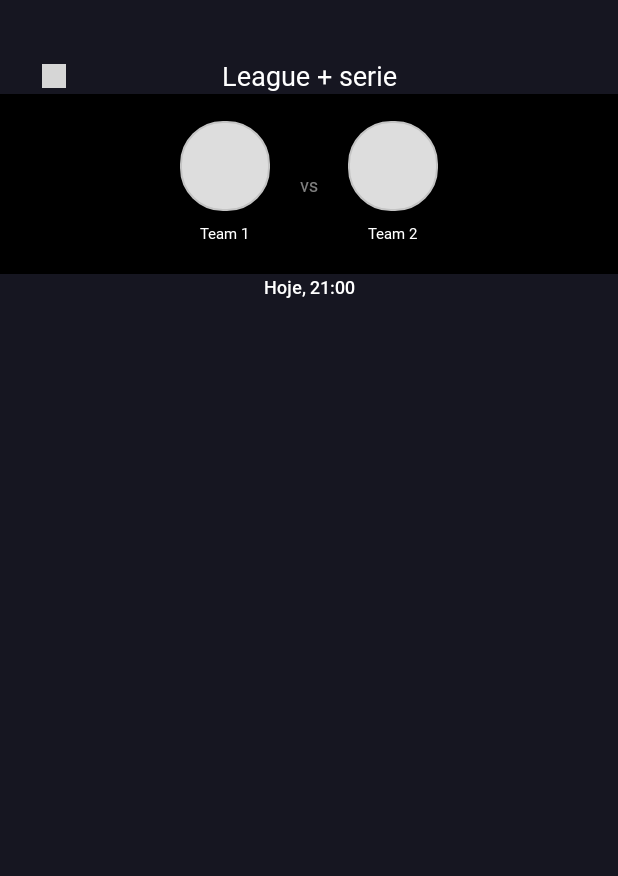
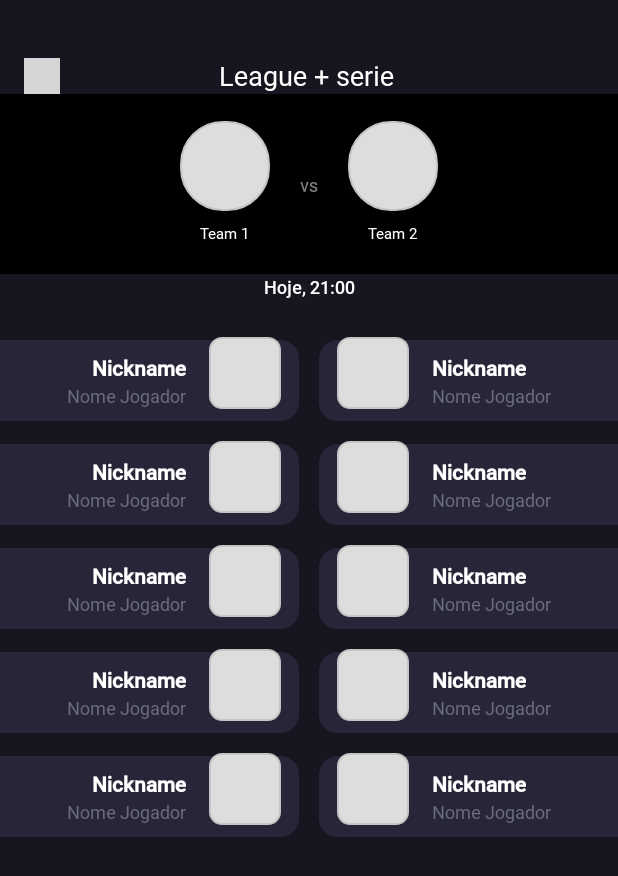
Before and after one commit to dnovaes/CSGOLivesAndroid, an Android app: the layout fragment_match_detail.xml on its own in the app's theme, with its tools: preview values and no code run, on a phone screen of 412 x 824 dp. Shown: the top 876 px of the screen. Run offline under Robolectric (Android 15) with nearby library versions, the phone set to English and light mode, and no system bars; network calls fail; grey boxes are pictures that could not be loaded.

Commit message:
Implements UI of match detail screen linked with fixture data from viewmodel

```diff
--- a/app/src/main/java/com/dnovaes/csgolive/matches/common/data/model/MatchDetail.kt
+++ b/app/src/main/java/com/dnovaes/csgolive/matches/common/data/model/MatchDetail.kt
@@ -19,7 +19,7 @@ data class MatchPlayerResponse(
     @SerialName("first_name")
     val firstName: String,
     @SerialName("last_name")
-    val lastName: String,
+    val lastName: String?,
     @SerialName("name")
     val nickName: String,
     val slug: String,
--- a/app/src/main/java/com/dnovaes/csgolive/matches/summary/ui/model/MatchSummaryUIDataProcess.kt
+++ b/app/src/main/java/com/dnovaes/csgolive/matches/summary/ui/model/MatchSummaryUIDataProcess.kt
@@ -5,5 +5,4 @@ import com.dnovaes.csgolive.common.ui.viewstate.UIDataProcessInterface
 enum class MatchSummaryUIDataProcess: UIDataProcessInterface {
     LOAD_SUMMARY_MATCH,
     LOAD_SUMMARY_MATCH_FROM_PAGE,
-    LOAD_MATCH_DETAIL,
 }
--- /dev/null
+++ b/app/src/main/res/drawable/match_detail_player_card_background_left.xml
@@ -0,0 +1,12 @@
+<?xml version="1.0" encoding="utf-8"?>
+<shape
+    xmlns:android="http://schemas.android.com/apk/res/android"
+    android:shape="rectangle">
+    <solid android:color="@color/summary_match_card_color" />
+    <corners
+        android:topRightRadius="12dp"
+        android:bottomRightRadius="12dp" />
+    <stroke
+        android:width="1dp"
+        android:color="@color/summary_match_card_color" />
+</shape>
--- /dev/null
+++ b/app/src/main/res/drawable/match_detail_player_card_background_right.xml
@@ -0,0 +1,12 @@
+<?xml version="1.0" encoding="utf-8"?>
+<shape
+    xmlns:android="http://schemas.android.com/apk/res/android"
+    android:shape="rectangle">
+    <solid android:color="@color/summary_match_card_color" />
+    <corners
+        android:topLeftRadius="12dp"
+        android:bottomLeftRadius="12dp" />
+    <stroke
+        android:width="1dp"
+        android:color="@color/summary_match_card_color" />
+</shape>
--- /dev/null
+++ b/app/src/main/res/drawable/match_detail_player_img_placeholder.xml
@@ -0,0 +1,10 @@
+<?xml version="1.0" encoding="utf-8"?>
+<shape
+    xmlns:android="http://schemas.android.com/apk/res/android"
+    android:shape="rectangle">
+    <solid android:color="#DDDDDD" />
+    <corners android:radius="8dp" />
+    <stroke
+        android:width="1dp"
+        android:color="#C4C4C4" />
+</shape>
--- a/app/src/main/res/layout/fragment_match_detail.xml
+++ b/app/src/main/res/layout/fragment_match_detail.xml
@@ -9,9 +9,10 @@
 
     <ImageView
         android:id="@+id/match_detail_bt_back"
-        android:layout_width="16dp"
-        android:layout_height="16dp"
-        android:layout_marginStart="28dp"
+        android:layout_width="24dp"
+        android:layout_height="24dp"
+        android:layout_marginStart="16dp"
+        android:padding="4dp"
         android:src="@drawable/arrow_left"
         app:layout_constraintTop_toTopOf="@id/match_detail_title"
         app:layout_constraintStart_toStartOf="parent"
@@ -26,8 +27,10 @@
         android:layout_marginEnd="44dp"
         tools:text="League + serie"
         android:textSize="18sp"
+        android:lineHeight="24dp"
         android:textColor="@android:color/white"
         android:fontFamily="@font/roboto_regular"
+        android:textFontWeight="500"
         android:ellipsize="none"
         android:maxLines="2"
         android:breakStrategy="balanced"
@@ -125,5 +128,37 @@
         app:layout_constraintStart_toStartOf="parent"
         app:layout_constraintEnd_toEndOf="parent" />
 
+    <View
+        android:id="@+id/divider_center_vertical"
+        android:layout_width="1dp"
+        android:layout_height="match_parent"
+        app:layout_constraintStart_toStartOf="parent"
+        app:layout_constraintEnd_toEndOf="parent" />
+
+    <androidx.recyclerview.widget.RecyclerView
+        android:id="@+id/team1RecyclerView"
+        android:layout_width="0dp"
+        android:layout_height="0dp"
+        android:layout_marginTop="18dp"
+        android:layout_marginEnd="6dp"
+        app:layout_constraintTop_toBottomOf="@id/match_detail_time"
+        app:layout_constraintStart_toStartOf="parent"
+        app:layout_constraintEnd_toStartOf="@id/divider_center_vertical"
+        app:layout_constraintBottom_toBottomOf="parent"
+        tools:listitem="@layout/recycler_view_match_detail_player_item_left"
+        tools:itemCount="5"/>
+
+    <androidx.recyclerview.widget.RecyclerView
+        android:id="@+id/team2RecyclerView"
+        android:layout_width="0dp"
+        android:layout_height="0dp"
+        android:layout_marginTop="18dp"
+        android:layout_marginStart="6dp"
+        app:layout_constraintTop_toBottomOf="@id/match_detail_time"
+        app:layout_constraintStart_toEndOf="@id/divider_center_vertical"
+        app:layout_constraintEnd_toEndOf="parent"
+        app:layout_constraintBottom_toBottomOf="parent"
+        tools:listitem="@layout/recycler_view_match_detail_player_item_right"
+        tools:itemCount="5"/>
 
 </androidx.constraintlayout.widget.ConstraintLayout>
--- a/app/src/main/res/layout/fragment_matches.xml
+++ b/app/src/main/res/layout/fragment_matches.xml
@@ -43,7 +43,8 @@
                 app:layout_constraintEnd_toEndOf="parent"
                 app:layout_constraintStart_toStartOf="parent"
                 app:layout_constraintBottom_toBottomOf="parent"
-                app:layout_constraintVertical_bias="0.0" />
+                app:layout_constraintVertical_bias="0.0"
+                tools:listitem="@layout/recycler_view_match_layout_item"/>
 
         </androidx.constraintlayout.widget.ConstraintLayout>
 
--- /dev/null
+++ b/app/src/main/res/layout/recycler_view_match_detail_player_item_left.xml
@@ -0,0 +1,71 @@
+<?xml version="1.0" encoding="utf-8"?>
+<androidx.constraintlayout.widget.ConstraintLayout xmlns:android="http://schemas.android.com/apk/res/android"
+    xmlns:tools="http://schemas.android.com/tools"
+    android:layout_width="match_parent"
+    android:layout_height="wrap_content"
+    android:layout_marginVertical="6dp"
+    xmlns:app="http://schemas.android.com/apk/res-auto">
+
+    <View
+        android:id="@+id/divider_top_player"
+        android:layout_width="match_parent"
+        android:layout_height="1dp"
+        app:layout_constraintTop_toTopOf="parent"
+        app:layout_constraintBottom_toTopOf="@id/fake_container_card" />
+
+    <View
+        android:id="@+id/fake_container_card"
+        android:layout_width="match_parent"
+        android:layout_height="54dp"
+        android:layout_marginTop="2dp"
+        android:background="@drawable/match_detail_player_card_background_left"
+        app:layout_constraintTop_toBottomOf="@id/divider_top_player"
+        app:layout_constraintStart_toStartOf="parent"
+        app:layout_constraintEnd_toEndOf="parent"
+        app:layout_constraintBottom_toBottomOf="parent" />
+
+    <ImageView
+        android:id="@+id/player_imgview"
+        android:layout_width="48dp"
+        android:layout_height="48dp"
+        android:layout_marginEnd="12dp"
+        android:src="@drawable/match_detail_player_img_placeholder"
+        app:layout_constraintTop_toBottomOf="@id/divider_top_player"
+        app:layout_constraintEnd_toEndOf="parent" />
+
+    <TextView
+        android:id="@+id/player_nickname_textview"
+        android:layout_width="wrap_content"
+        android:layout_height="wrap_content"
+        android:fontFamily="@font/roboto_medium"
+        android:textColor="@color/white"
+        android:textSize="14sp"
+        android:gravity="end"
+        android:lineHeight="16dp"
+        android:textFontWeight="700"
+        tools:text="Nickname"
+        android:layout_marginTop="8dp"
+        app:layout_constraintTop_toTopOf="@id/fake_container_card"
+        app:layout_constraintBottom_toTopOf="@id/player_name_textview"
+        app:layout_constraintEnd_toStartOf="@id/player_imgview"
+        app:layout_constraintStart_toStartOf="parent"
+        app:layout_constraintHorizontal_bias="0.8"/>
+
+    <TextView
+        android:id="@+id/player_name_textview"
+        android:layout_width="wrap_content"
+        android:layout_height="wrap_content"
+        android:fontFamily="@font/roboto_regular"
+        android:textColor="@color/player_name_gray"
+        android:textSize="12sp"
+        android:gravity="end"
+        android:lineHeight="14dp"
+        android:textFontWeight="400"
+        tools:text="Nome Jogador"
+        app:layout_constraintTop_toBottomOf="@id/player_nickname_textview"
+        app:layout_constraintBottom_toBottomOf="@id/player_imgview"
+        app:layout_constraintEnd_toEndOf="@id/player_nickname_textview"
+        app:layout_constraintStart_toStartOf="parent"
+        app:layout_constraintHorizontal_bias="1.0"/>
+
+</androidx.constraintlayout.widget.ConstraintLayout>
--- /dev/null
+++ b/app/src/main/res/layout/recycler_view_match_detail_player_item_right.xml
@@ -0,0 +1,71 @@
+<?xml version="1.0" encoding="utf-8"?>
+<androidx.constraintlayout.widget.ConstraintLayout xmlns:android="http://schemas.android.com/apk/res/android"
+    xmlns:tools="http://schemas.android.com/tools"
+    android:layout_width="match_parent"
+    android:layout_height="wrap_content"
+    android:layout_marginVertical="6dp"
+    xmlns:app="http://schemas.android.com/apk/res-auto">
+
+    <View
+        android:id="@+id/divider_top_player"
+        android:layout_width="match_parent"
+        android:layout_height="1dp"
+        app:layout_constraintTop_toTopOf="parent"
+        app:layout_constraintBottom_toTopOf="@id/fake_container_card" />
+
+    <View
+        android:id="@+id/fake_container_card"
+        android:layout_width="match_parent"
+        android:layout_height="54dp"
+        android:layout_marginTop="2dp"
+        android:background="@drawable/match_detail_player_card_background_right"
+        app:layout_constraintTop_toBottomOf="@id/divider_top_player"
+        app:layout_constraintStart_toStartOf="parent"
+        app:layout_constraintEnd_toEndOf="parent"
+        app:layout_constraintBottom_toBottomOf="parent" />
+
+    <ImageView
+        android:id="@+id/player_imgview"
+        android:layout_width="48dp"
+        android:layout_height="48dp"
+        android:layout_marginStart="12dp"
+        android:src="@drawable/match_detail_player_img_placeholder"
+        app:layout_constraintTop_toBottomOf="@id/divider_top_player"
+        app:layout_constraintStart_toStartOf="parent" />
+
+    <TextView
+        android:id="@+id/player_nickname_textview"
+        android:layout_width="wrap_content"
+        android:layout_height="wrap_content"
+        android:fontFamily="@font/roboto_medium"
+        android:textColor="@color/white"
+        android:textSize="14sp"
+        android:gravity="start"
+        android:lineHeight="16dp"
+        android:textFontWeight="700"
+        tools:text="Nickname"
+        android:layout_marginTop="8dp"
+        app:layout_constraintTop_toTopOf="@id/fake_container_card"
+        app:layout_constraintBottom_toTopOf="@id/player_name_textview"
+        app:layout_constraintStart_toEndOf="@id/player_imgview"
+        app:layout_constraintEnd_toEndOf="parent"
+        app:layout_constraintHorizontal_bias="0.20"/>
+
+    <TextView
+        android:id="@+id/player_name_textview"
+        android:layout_width="wrap_content"
+        android:layout_height="wrap_content"
+        android:fontFamily="@font/roboto_regular"
+        android:textColor="@color/player_name_gray"
+        android:textSize="12sp"
+        android:gravity="start"
+        android:lineHeight="14dp"
+        android:textFontWeight="400"
+        tools:text="Nome Jogador"
+        app:layout_constraintTop_toBottomOf="@id/player_nickname_textview"
+        app:layout_constraintBottom_toBottomOf="@id/player_imgview"
+        app:layout_constraintStart_toStartOf="@id/player_nickname_textview"
+        app:layout_constraintEnd_toEndOf="parent"
+        app:layout_constraintHorizontal_bias="0.0"/>
+
+</androidx.constraintlayout.widget.ConstraintLayout>
--- a/app/src/main/res/values/colors.xml
+++ b/app/src/main/res/values/colors.xml
@@ -12,4 +12,5 @@
     <color name="match_time_background_color_scheduled">#33FAFAFA</color>
     <color name="csgoliveapp_background_color">#161621</color>
     <color name="summary_match_card_color">#272639</color>
+    <color name="player_name_gray">#6C6B7E</color>
 </resources>
```
Also changed, not shown: app/src/main/java/com/dnovaes/csgolive/matches/common/ui/view/MatchesViewModel.kt (+38 -19 lines), app/src/main/java/com/dnovaes/csgolive/matches/detail/ui/model/MatchDetailUIData.kt (renamed from app/src/main/java/com/dnovaes/csgolive/matches/summary/ui/model/MatchDetailUIData.kt, +11 -6 lines), app/src/main/java/com/dnovaes/csgolive/matches/detail/ui/model/MatchDetailUIProcess.kt (added, +7 -0 lines), app/src/main/java/com/dnovaes/csgolive/matches/detail/ui/view/MatchDetailFragment.kt (+38 -4 lines), app/src/main/java/com/dnovaes/csgolive/matches/detail/ui/view/MatchDetailPlayersAdapter.kt (added, +50 -0 lines).
